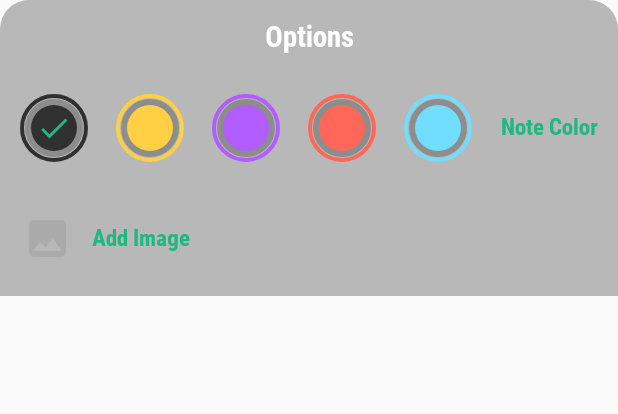
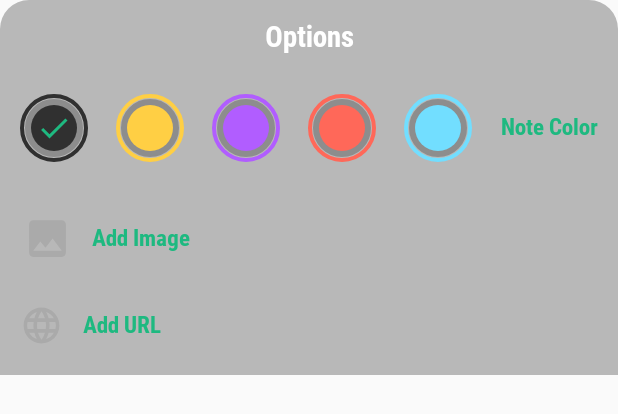
Before and after one commit to sudarakas/DigitalLecture, an Android app: the layout layout_options_menu.xml on its own in the app's theme, with its tools: preview values and no code run, on a phone screen of 412 x 824 dp. Shown: the top 414 px of the screen. Run offline under Robolectric (Android 15) with nearby library versions, the phone set to English and light mode, and no system bars.

Commit message:
Added option to add url

```diff
--- /dev/null
+++ b/app/src/main/res/drawable/background_link_dialog.xml
@@ -0,0 +1,6 @@
+<?xml version="1.0" encoding="utf-8"?>
+<shape xmlns:android="http://schemas.android.com/apk/res/android"
+    android:shape="rectangle">
+    <solid android:color="@color/colorDefaultNote"/>
+    <corners android:radius="@dimen/_10sdp"/>
+</shape>
--- a/app/src/main/res/layout/layout_options_menu.xml
+++ b/app/src/main/res/layout/layout_options_menu.xml
@@ -158,4 +158,33 @@
             android:textSize="@dimen/_12ssp"
             />
     </LinearLayout>
+
+    <LinearLayout
+        android:id="@+id/layoutAddURL"
+        android:layout_width="match_parent"
+        android:layout_height="@dimen/_30sdp"
+        android:layout_marginStart="@dimen/_10sdp"
+        android:layout_marginEnd="@dimen/_10sdp"
+        android:layout_marginBottom="@dimen/_10sdp"
+        android:gravity="center_vertical"
+        android:orientation="horizontal">
+
+        <ImageView
+            android:layout_width="@dimen/_22sdp"
+            android:layout_height="@dimen/_22sdp"
+            android:contentDescription="@string/app_name"
+            android:src="@drawable/ic_link"
+            android:tint="@color/colorIcons"/>
+        <TextView
+            android:layout_width="wrap_content"
+            android:layout_height="wrap_content"
+            android:layout_marginStart="@dimen/_10sdp"
+            android:fontFamily="@font/robotocondensedbold"
+            android:text="@string/add_url"
+            android:includeFontPadding="false"
+            android:textColor="@color/colorAccent"
+            android:textSize="@dimen/_12ssp"
+            />
+
+    </LinearLayout>
 </LinearLayout>
--- a/app/src/main/res/values/strings.xml
+++ b/app/src/main/res/values/strings.xml
@@ -8,4 +8,8 @@
     <string name="options">Options</string>
     <string name="select_color">Note Color</string>
     <string name="add_image">Add Image</string>
+    <string name="add_url">Add URL</string>
+    <string name="enter_url">Enter URL</string>
+    <string name="add">ADD</string>
+    <string name="cancel">CANCEL</string>
 </resources>
```
Also changed, not shown: app/src/main/java/tech/sudarakas/digitallecture/activities/NewNoteActivity.java (+68 -2 lines), app/src/main/res/layout/activity_new_note.xml (+23 -1 lines), app/src/main/res/layout/layout_add_url.xml (added, +95 -0 lines).
